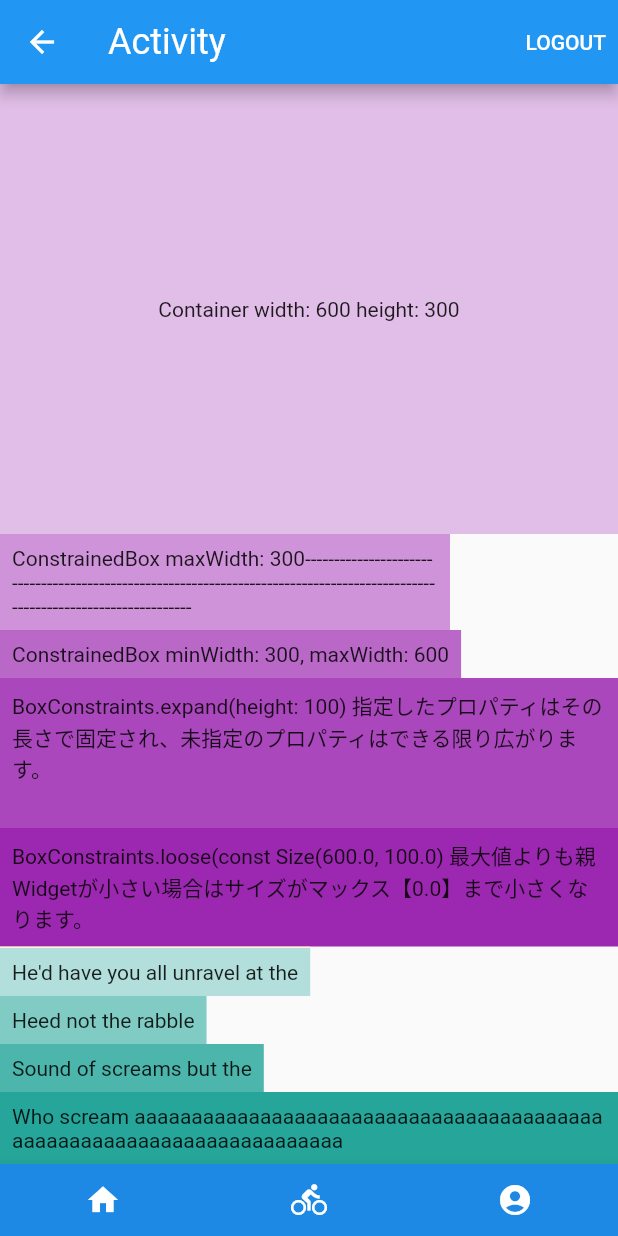
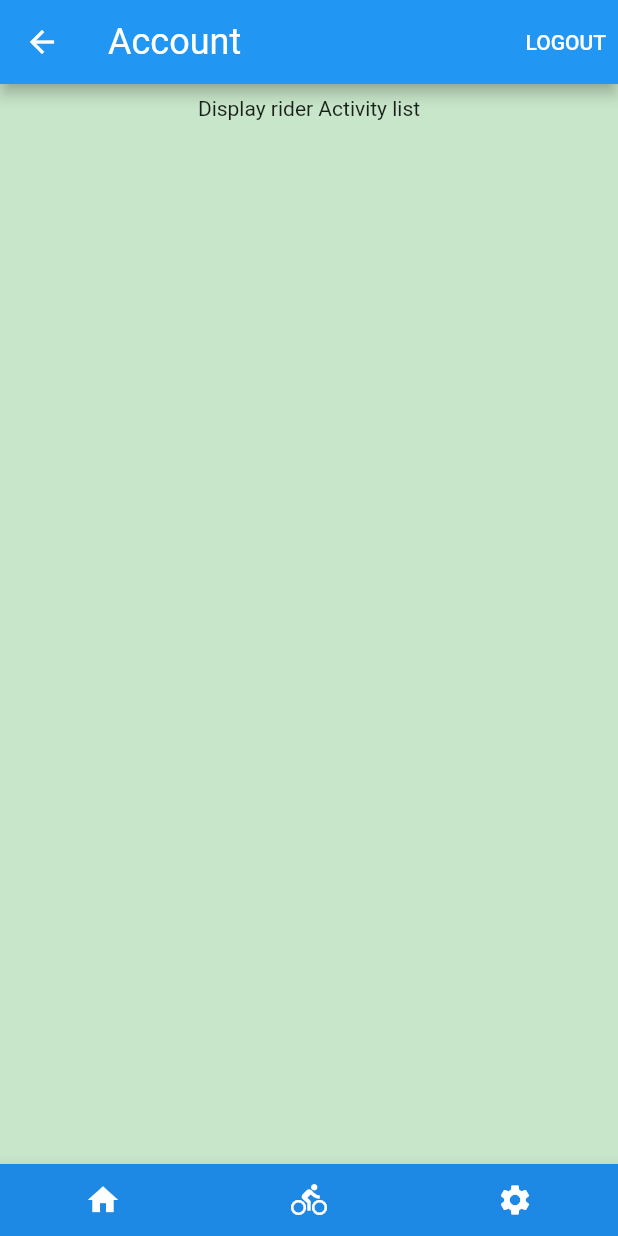
Before and after one commit to hiramatsuYoshiaki/ride_activity, a Flutter app: the screen it shows once a user with an empty profile is signed in, item 2 of the bottom bar chosen, on a phone screen of 412 x 824 dp. Run offline on Flutter 3.47's test engine with Material 2 defaults, Android fonts, the phone set to English and light mode, and no system bars; our stand-ins replace cloud_firestore, email_validator, firebase_auth, firebase_core, image_picker; missing offline and left inert: dart:js; accounts and stored records are empty; network calls fail.

Commit message:
add activity current page

```diff
--- a/lib/application_state.dart
+++ b/lib/application_state.dart
@@ -72,7 +72,10 @@ class ApplicationState extends ChangeNotifier {
   ApplicationLoginState get loginState => _loginState;
   ProfileState _profileState = ProfileState.display;
   ProfileState get profileState => _profileState;
-
+  ActivityState _activityState = ActivityState.display;
+  ActivityState get activityState => _activityState;
+  RiderState _riderState = RiderState.display;
+  RiderState get riderState => _riderState;
   String? _email;
   String? get email => _email;
 
--- a/lib/model/status.dart
+++ b/lib/model/status.dart
@@ -17,6 +17,22 @@ enum ProfileState {
   removeAccount
 }
 
+enum ActivityState {
+  display,
+  activityDetail,
+  activityAdd,
+  activityRemove,
+  activityEdit,
+}
+
+enum RiderState {
+  display,
+  riderDetail,
+  riderAdd,
+  riderRemove,
+  riderEdit,
+}
+
 enum AuthState {
   loggedIn,
   loggedOut,
--- a/lib/pages/activity.dart
+++ b/lib/pages/activity.dart
@@ -1,125 +1,148 @@
 import 'package:flutter/material.dart';
 import 'package:provider/provider.dart';
-import 'package:ride_activity/model/status.dart';
+import 'package:ride_activity/switch/activity_switch.dart';
 import '../ui/app_bar_auth.dart';
 import '../ui/app_bar_bottom.dart';
 import '../application_state.dart';
+import '../switch/activity_switch.dart';
 
 class ActivityPage extends StatelessWidget {
   const ActivityPage({Key? key}) : super(key: key);
+
   @override
   Widget build(BuildContext context) {
     return Scaffold(
-      appBar: AppBarAuth(
-        titleText: 'Activity',
+      appBar: const AppBarAuth(
+        titleText: 'Account',
       ),
-      // body: Column(
-      //   children: [
-      //     Text('ActivityPage'),
-      //     Consumer<ApplicationState>(builder: (context, appState, _) {
-      //       return Text(appState.getCurrentUser!.displayName.toString());
-      //     }),
-      //   ],
-      // ),
-      // body: Row(
-      //   mainAxisSize: MainAxisSize.min,
-      //   mainAxisAlignment: MainAxisAlignment.center,
-      //   children: [
-      //     Container(
-      //       constraints: BoxConstraints(minWidth: 200, maxWidth: 800),
-      //       padding: EdgeInsets.all(8),
-      //       decoration: BoxDecoration(
-      //           color: Colors.blue[500],
-      //           borderRadius: BorderRadius.circular(10)),
-      //       child: Text('Activities'),
-      //     )
-      //   ],
-      // ),
-      body: Column(
-        crossAxisAlignment: CrossAxisAlignment.start,
-        children: [
-          Container(
-            alignment: Alignment.center,
-            padding: const EdgeInsets.all(8),
-            child: const Text("Container width: 600 height: 300"),
-            color: Colors.purple[100],
-            width: 600.0,
-            height: 300.0,
+      body: Center(
+          child: ConstrainedBox(
+        constraints: BoxConstraints(maxWidth: 1200),
+        child: Container(
+          padding: const EdgeInsets.all(8),
+          color: Colors.green[100],
+          alignment: Alignment.center,
+          child: Column(
+            children: [
+              Consumer<ApplicationState>(
+                  builder: (BuildContext context, appState, _) =>
+                      ActivitySwitch(
+                        activityState: appState.activityState,
+                      ))
+              // Consumer<ApplicationState>(
+              //   builder: (context, appState, _) => UserProfile(
+              //         profileState: appState.profileState,
+              //         currentUser: appState.getCurrentUser,
+              //         setProfileState: appState.setProfileState,
+              //         updateDisplayName: appState.updateDisplayName,
+              //         updateEmail: appState.updateEmail,
+              //         accountDelete: appState.accountDelete,
+              //       )),
+
+              // const Text('Consumer activity_contents'),
+            ],
           ),
-          ConstrainedBox(
-            constraints: BoxConstraints(maxWidth: 300),
-            child: Container(
-              padding: const EdgeInsets.all(8),
-              child: const Text(
-                  "ConstrainedBox maxWidth: 300------------------------------------------------------------------------------------------------------------------------------"),
-              color: Colors.purple[200],
-            ),
-          ),
-          ConstrainedBox(
-            constraints: BoxConstraints(minWidth: 300, maxWidth: 600),
-            child: Container(
-              padding: const EdgeInsets.all(8),
-              child: const Text("ConstrainedBox minWidth: 300, maxWidth: 600"),
-              color: Colors.purple[300],
-            ),
-          ),
-          //expand
-          ConstrainedBox(
-            constraints: BoxConstraints.expand(height: 100),
-            child: Container(
-              padding: const EdgeInsets.all(8),
-              child: const Text(
-                  "BoxConstraints.expand(height: 100) 指定したプロパティはその長さで固定され、未指定のプロパティはできる限り広がります。"),
-              color: Colors.purple[400],
-            ),
-          ),
-          ConstrainedBox(
-            constraints: BoxConstraints.loose(const Size(600.0, 100.0)),
-            child: Container(
-              padding: const EdgeInsets.all(8),
-              child: const Text(
-                  "BoxConstraints.loose(const Size(600.0, 100.0) 最大値よりも親Widgetが小さい場合はサイズがマックス【0.0】まで小さくなります。"),
-              color: Colors.purple[500],
-            ),
-          ),
-          Flexible(
-            child: Container(
-              padding: const EdgeInsets.all(8),
-              child: const Text("He'd have you all unravel at the"),
-              color: Colors.red[100],
-            ),
-          ),
-          Expanded(
-            child: Container(
-              padding: const EdgeInsets.all(8),
-              child: const Text("He'd have you all unravel at the"),
-              color: Colors.yellow[100],
-            ),
-          ),
-          Container(
-            padding: const EdgeInsets.all(8),
-            child: const Text("He'd have you all unravel at the"),
-            color: Colors.teal[100],
-          ),
-          Container(
-            padding: const EdgeInsets.all(8),
-            child: const Text('Heed not the rabble'),
-            color: Colors.teal[200],
-          ),
-          Container(
-            padding: const EdgeInsets.all(8),
-            child: const Text('Sound of screams but the'),
-            color: Colors.teal[300],
-          ),
-          Container(
-            padding: const EdgeInsets.all(8),
-            child: const Text(
-                'Who scream aaaaaaaaaaaaaaaaaaaaaaaaaaaaaaaaaaaaaaaaaaaaaaaaaaaaaaaaaaaaaaaaaaaaaa'),
-            color: Colors.teal[400],
-          ),
-        ],
-      ),
-      bottomNavigationBar: AppBarBottom(),
+        ),
+      )),
+      bottomNavigationBar: const AppBarBottom(),
     );
   }
 }
+
+// class ActivityPage extends StatelessWidget {
+//   const ActivityPage({Key? key}) : super(key: key);
+//   @override
+//   Widget build(BuildContext context) {
+//     return Scaffold(
+//       appBar: AppBarAuth(
+//         titleText: 'Activity',
+//       ),
+
+//       body: Column(
+//         crossAxisAlignment: CrossAxisAlignment.start,
+//         children: [
+//           Container(
+//             alignment: Alignment.center,
+//             padding: const EdgeInsets.all(8),
+//             child: const Text("Container width: 600 height: 300"),
+//             color: Colors.purple[100],
+//             width: 600.0,
+//             height: 300.0,
+//           ),
+//           ConstrainedBox(
+//             constraints: BoxConstraints(maxWidth: 300),
+//             child: Container(
+//               padding: const EdgeInsets.all(8),
+//               child: const Text(
+//                   "ConstrainedBox maxWidth: 300------------------------------------------------------------------------------------------------------------------------------"),
+//               color: Colors.purple[200],
+//             ),
+//           ),
+//           ConstrainedBox(
+//             constraints: BoxConstraints(minWidth: 300, maxWidth: 600),
+//             child: Container(
+//               padding: const EdgeInsets.all(8),
+//               child: const Text("ConstrainedBox minWidth: 300, maxWidth: 600"),
+//               color: Colors.purple[300],
+//             ),
+//           ),
+//           //expand
+//           ConstrainedBox(
+//             constraints: BoxConstraints.expand(height: 100),
+//             child: Container(
+//               padding: const EdgeInsets.all(8),
+//               child: const Text(
+//                   "BoxConstraints.expand(height: 100) 指定したプロパティはその長さで固定され、未指定のプロパティはできる限り広がります。"),
+//               color: Colors.purple[400],
+//             ),
+//           ),
+//           ConstrainedBox(
+//             constraints: BoxConstraints.loose(const Size(600.0, 100.0)),
+//             child: Container(
+//               padding: const EdgeInsets.all(8),
+//               child: const Text(
+//                   "BoxConstraints.loose(const Size(600.0, 100.0) 最大値よりも親Widgetが小さい場合はサイズがマックス【0.0】まで小さくなります。"),
+//               color: Colors.purple[500],
+//             ),
+//           ),
+//           Flexible(
+//             child: Container(
+//               padding: const EdgeInsets.all(8),
+//               child: const Text("He'd have you all unravel at the"),
+//               color: Colors.red[100],
+//             ),
+//           ),
+//           Expanded(
+//             child: Container(
+//               padding: const EdgeInsets.all(8),
+//               child: const Text("He'd have you all unravel at the"),
+//               color: Colors.yellow[100],
+//             ),
+//           ),
+//           Container(
+//             padding: const EdgeInsets.all(8),
+//             child: const Text("He'd have you all unravel at the"),
+//             color: Colors.teal[100],
+//           ),
+//           Container(
+//             padding: const EdgeInsets.all(8),
+//             child: const Text('Heed not the rabble'),
+//             color: Colors.teal[200],
+//           ),
+//           Container(
+//             padding: const EdgeInsets.all(8),
+//             child: const Text('Sound of screams but the'),
+//             color: Colors.teal[300],
+//           ),
+//           Container(
+//             padding: const EdgeInsets.all(8),
+//             child: const Text(
+//                 'Who scream aaaaaaaaaaaaaaaaaaaaaaaaaaaaaaaaaaaaaaaaaaaaaaaaaaaaaaaaaaaaaaaaaaaaaa'),
+//             color: Colors.teal[400],
+//           ),
+//         ],
+//       ),
+//       bottomNavigationBar: AppBarBottom(),
+//     );
+//   }
+// }
--- /dev/null
+++ b/lib/switch/activity_switch.dart
@@ -0,0 +1,70 @@
+import 'package:flutter/material.dart';
+import '../../model/status.dart';
+import '../pages/home.dart';
+
+class ActivitySwitch extends StatelessWidget {
+  const ActivitySwitch({
+    Key? key,
+    required this.activityState,
+  }) : super(key: key);
+  final ActivityState activityState;
+
+  @override
+  Widget build(BuildContext context) {
+    // return Container(
+    //   child: Text('ActivitySwitch'),
+    // );
+    switch (activityState) {
+      case ActivityState.display:
+        return Column(
+          crossAxisAlignment: CrossAxisAlignment.start,
+          children: [
+            Text('Display rider Activity list')
+          ],
+        );
+      case ActivityState.activityDetail:
+        return Column(
+          crossAxisAlignment: CrossAxisAlignment.start,
+          children: [
+            Text('activityDetail')
+          ],
+        );
+      case ActivityState.activityAdd:
+        return Column(
+          crossAxisAlignment: CrossAxisAlignment.start,
+          children: [
+            Text('activityAdd')
+          ],
+        );
+      case ActivityState.activityEdit:
+        return Column(
+          crossAxisAlignment: CrossAxisAlignment.start,
+          children: [
+            Text('activityEdit')
+          ],
+        );
+      case ActivityState.activityRemove:
+        return Column(
+          crossAxisAlignment: CrossAxisAlignment.start,
+          children: [
+            Text('activityRemove')
+          ],
+        );
+      default:
+        return Column(
+          children: [
+            TextButton(
+              onPressed: () {
+                // signOut();
+                Navigator.push(
+                  context,
+                  MaterialPageRoute(builder: (context) => HomePage()),
+                );
+              },
+              child: const Text('Error go home'),
+            ),
+          ],
+        );
+    }
+  }
+}
--- a/lib/ui/app_bar_bottom.dart
+++ b/lib/ui/app_bar_bottom.dart
@@ -55,7 +55,7 @@ class AppBarBottom extends StatelessWidget {
           IconButton(
             tooltip: 'Account',
             icon: const Icon(
-              Icons.account_circle,
+              Icons.settings,
               color: Colors.white,
             ),
             onPressed: () {
@@ -70,73 +70,6 @@ class AppBarBottom extends StatelessWidget {
               Navigator.of(context).pushNamed('/account');
             },
           ),
-
-          // Consumer<ApplicationState>(builder: (context, appState, _) {
-          //   return appState.getCurrentUser != null
-          //       ? IconButton(
-          //           tooltip: 'Account',
-          //           icon: const Icon(
-          //             Icons.account_circle,
-          //             color: Colors.white,
-          //           ),
-          //           onPressed: () {
-          //             Navigator.push(
-          //               context,
-          //               MaterialPageRoute(
-          //                 builder: (context) {
-          //                   return AccountPage();
-          //                 },
-          //               ),
-          //               // Navigator.of(context).pushNamed('/home');
-          //             );
-          //           },
-          //         )
-          //       : Text('');
-          // }),
-          // Consumer<ApplicationState>(builder: (context, appState, _) {
-          //   return appState.getCurrentUser != null
-          //       ? IconButton(
-          //           tooltip: 'Account',
-          //           icon: const Icon(
-          //             Icons.directions_bike,
-          //             color: Colors.white,
-          //           ),
-          //           onPressed: () {
-          //             Navigator.push(
-          //               context,
-          //               MaterialPageRoute(
-          //                 builder: (context) {
-          //                   return ActivityPage();
-          //                 },
-          //               ),
-          //               // Navigator.of(context).pushNamed('/home');
-          //             );
-          //           },
-          //         )
-          //       : Text('');
-          // }),
-          // Consumer<ApplicationState>(builder: (context, appState, _) {
-          //   return IconButton(
-          //     tooltip: 'Account',
-          //     icon: const Icon(
-          //       Icons.account_circle,
-          //       color: Colors.white,
-          //     ),
-          //     onPressed: () {
-          //       Navigator.push(
-          //         context,
-          //         MaterialPageRoute(
-          //           builder: (context) {
-          //             return appState.getCurrentUser == null
-          //                 ? AuthPage()
-          //                 : AccountPage();
-          //           },
-          //         ),
-          //         // Navigator.of(context).pushNamed('/home');
-          //       );
-          //     },
-          //   );
-          // }),
         ],
       ),
     );
--- a/lib/ui/photoURL_update.dart
+++ b/lib/ui/photoURL_update.dart
@@ -133,11 +133,11 @@ class _PhotourlUpdateState extends State<PhotourlUpdate> {
                       tooltip: 'ファイルから画像を選択',
                       child: const Icon(Icons.photo_library),
                     ),
-                    FloatingActionButton(
-                      onPressed: getImageMultiFromGallery,
-                      tooltip: 'ファイルから複数画像を選択',
-                      child: const Icon(Icons.library_add),
-                    ),
+                    // FloatingActionButton(
+                    //   onPressed: getImageMultiFromGallery,
+                    //   tooltip: 'ファイルから複数画像を選択',
+                    //   child: const Icon(Icons.library_add),
+                    // ),
                   ],
                 ),
                 Padding(
@@ -203,12 +203,6 @@ class _PhotourlUpdateState extends State<PhotourlUpdate> {
                     child: const Text('アバター変更')),
               ],
             )),
-        Padding(
-            padding: EdgeInsets.symmetric(horizontal: 8),
-            child: Column(children: [
-              SizedBox(height: 32),
-              Text(' multi image area'),
-            ]))
       ],
     );
   }
```
Also changed, not shown: lib/pages/account.dart (+0 -15 lines).
